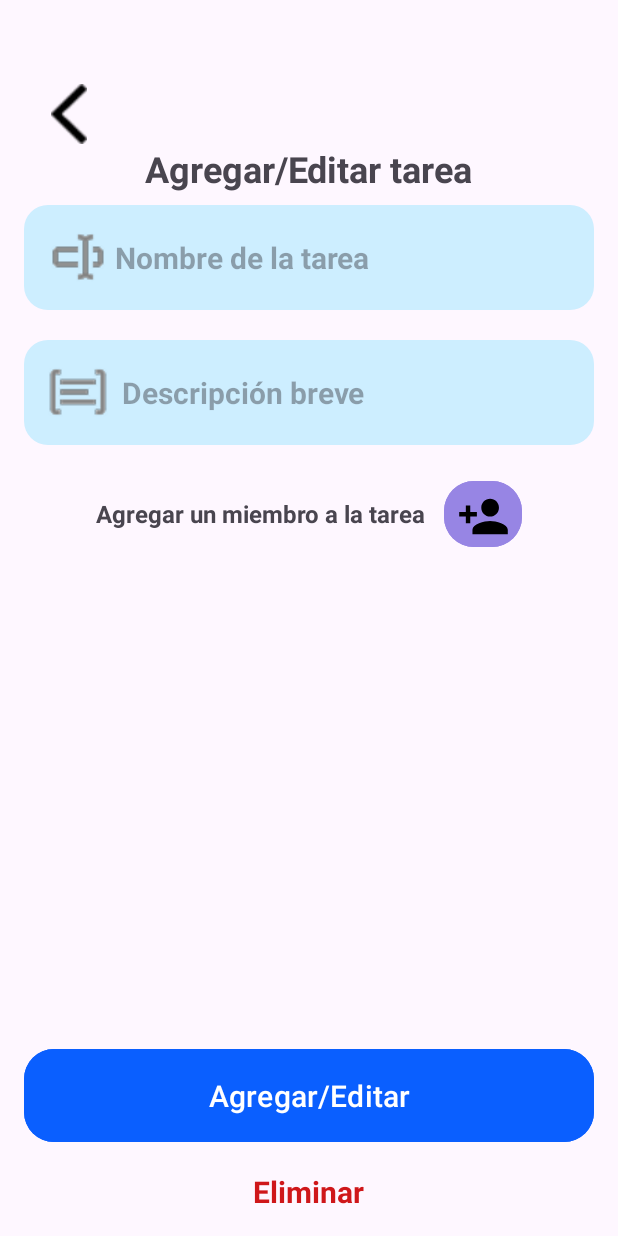
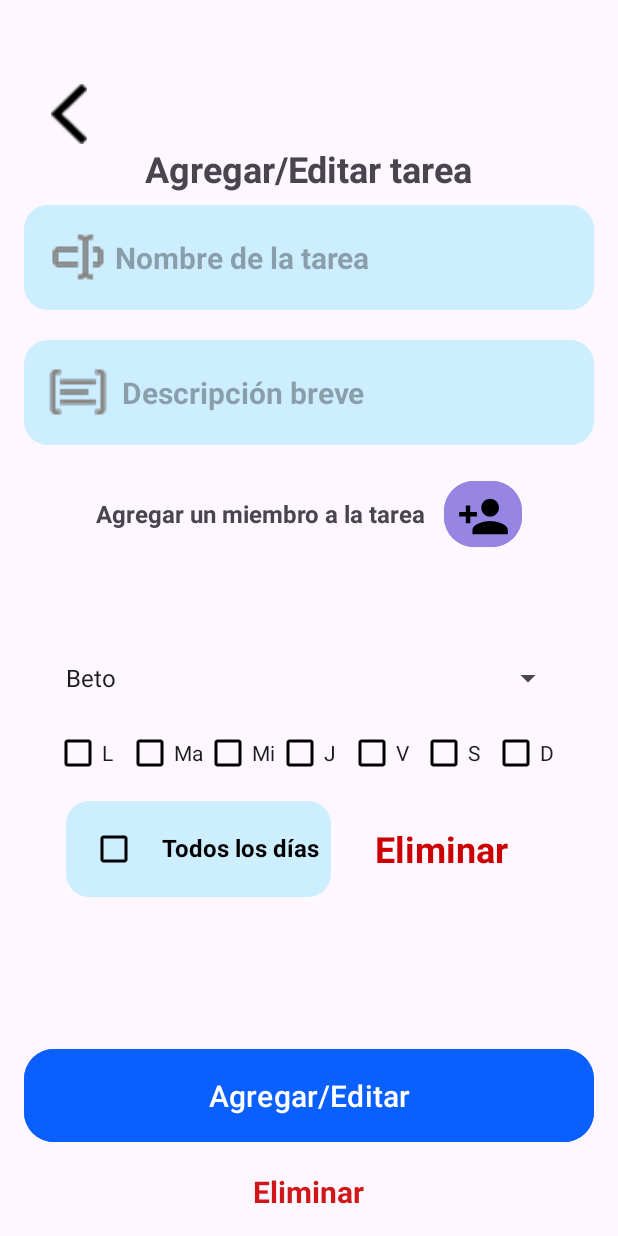
Before and after one commit to Pazoomer/ProyectoFinalAplicaciones, an Android app: the AddEdit screen opened directly, with no data from a screen before it, after a tap on an icon or button, on a phone screen of 412 x 824 dp. Run offline under Robolectric (Android 15) with nearby library versions, the phone set to English and light mode, and no system bars.

Commit message:
Se arreglo la logica de Add edit para agregar miembros a la list view

```diff
--- a/app/src/main/java/zamora/jorge/taskfam/AddEdit.kt
+++ b/app/src/main/java/zamora/jorge/taskfam/AddEdit.kt
@@ -6,7 +6,9 @@ import android.os.Bundle
 import android.view.LayoutInflater
 import android.view.View
 import android.view.ViewGroup
+import android.widget.AdapterView
 import android.widget.ArrayAdapter
+import android.widget.Spinner
 import android.widget.TextView
 import android.widget.Toast
 import androidx.appcompat.app.AppCompatActivity
@@ -22,96 +24,90 @@ class AddEdit : AppCompatActivity() {
 
     override fun onCreate(savedInstanceState: Bundle?) {
         super.onCreate(savedInstanceState)
-        setContentView(R.layout.activity_add_edit)
 
         binding = ActivityAddEditBinding.inflate(layoutInflater)
         setContentView(binding.root)
 
-        // Inicializar el Spinner con la lista de nombres
-        //TODO: Obtener lista de miembros de la base de datos
-        val spinnerAdapter = ArrayAdapter(this, android.R.layout.simple_spinner_item, listaNombres)
-        spinnerAdapter.setDropDownViewResource(android.R.layout.simple_spinner_dropdown_item)
-        binding.sSeleccionMiembro.adapter = spinnerAdapter
-
         // Configurar el ListView con el adapter
-        adapter = MiembroAdapter(this, listaMiembros)
+        adapter = MiembroAdapter(this, listaMiembros, listaNombres)
         binding.lvMiembros.adapter = adapter
 
         binding.btnAgregarHabitante.setOnClickListener {
             agregarHabitante()
         }
 
-        binding.btnAgregarEditar.setOnClickListener(){
+        binding.btnAgregarEditar.setOnClickListener {
             agregarEditar()
         }
 
-        binding.tvEliminar.setOnClickListener(){
+        binding.tvEliminar.setOnClickListener {
             val intent = Intent(this, MainActivity::class.java)
             startActivity(intent)
         }
 
-        binding.ivBackArrow.setOnClickListener(){
+        binding.ivBackArrow.setOnClickListener {
             val intent = Intent(this, MainActivity::class.java)
             startActivity(intent)
         }
     }
+
     private fun agregarHabitante() {
-        val nombreSeleccionado = binding.sSeleccionMiembro.selectedItem.toString()
-
-        if (nombreSeleccionado.isNotEmpty()) {
-            if(!listaMiembros.any { it.name == nombreSeleccionado }){
-                val nuevoMiembro = Member(nombreSeleccionado)
-                listaMiembros.add(nuevoMiembro)
-                adapter.notifyDataSetChanged() // Refrescar la lista
-            }else{
-                Toast.makeText(this, "El miembro ya se encuentra en la lista", Toast.LENGTH_SHORT).show()
-            }
-        }else{
-            Toast.makeText(this, "Por favor seleccione un miembro", Toast.LENGTH_SHORT).show()
-        }
+        // Agregar un nuevo miembro vacío a la lista
+        val nuevoMiembro = Member("Selecciona un nombre")
+        listaMiembros.add(nuevoMiembro)
+        adapter.notifyDataSetChanged() // Refrescar la lista
     }
 
-    private fun agregarEditar(){
-        //Obtener datos
-        val nombre=binding.etNombreTarea
-        val descripcion=binding.etDescripcion
+    private fun agregarEditar() {
+        val nombre = binding.etNombreTarea.text.toString()
+        val descripcion = binding.etDescripcion.text.toString()
 
-        // Validar campos vacíos
-        if ( nombre.text.isEmpty() || descripcion.text.isEmpty()) {
+        if (nombre.isEmpty() || descripcion.isEmpty()) {
             Toast.makeText(this, "Por favor ingrese todos los datos", Toast.LENGTH_SHORT).show()
             return
         }
 
-        // Validar miembros vacio
         if (listaMiembros.isEmpty()) {
-            Toast.makeText(this, "Por favor seleccione al menos un miembro", Toast.LENGTH_SHORT).show()
+            Toast.makeText(this, "Por favor agregue al menos un miembro", Toast.LENGTH_SHORT).show()
             return
         }
 
-        // TODO: Validar que todos los miembros tengan al menos un dia asignado
-//        for (miembro in listaMiembros) {
-//            if (miembro) {
-//
-//            }
-//        }
-
-        //TODO: Agregar tarea en la base de datos
+        // TODO: Agregar tarea en la base de datos
 
         val intent = Intent(this, MainActivity::class.java)
         startActivity(intent)
     }
 }
 
-class MiembroAdapter(context: Context, private val miembros: List<Member>) :
-    ArrayAdapter<Member>(context, 0, miembros) {
+class MiembroAdapter(
+    context: Context,
+    private val miembros: MutableList<Member>,
+    private val listaNombres: List<String>
+) : ArrayAdapter<Member>(context, 0, miembros) {
 
     override fun getView(position: Int, convertView: View?, parent: ViewGroup): View {
         val view = convertView ?: LayoutInflater.from(context).inflate(R.layout.item_member, parent, false)
 
         val miembro = miembros[position]
-        val tvAsignarDiasA = view.findViewById<TextView>(R.id.tvAsignarDiasA)
+        val spinner = view.findViewById<Spinner>(R.id.sSeleccionMiembro)
 
-        tvAsignarDiasA.text = "Asignar a ${miembro.name} los días:"
+        val spinnerAdapter = ArrayAdapter(context, android.R.layout.simple_spinner_item, listaNombres)
+        spinnerAdapter.setDropDownViewResource(android.R.layout.simple_spinner_dropdown_item)
+        spinner.adapter = spinnerAdapter
+
+        // Establecer el miembro seleccionado si ya tiene un nombre válido
+        val index = listaNombres.indexOf(miembro.name)
+        if (index != -1) {
+            spinner.setSelection(index)
+        }
+
+        spinner.onItemSelectedListener = object : AdapterView.OnItemSelectedListener {
+            override fun onItemSelected(parent: AdapterView<*>?, view: View?, position: Int, id: Long) {
+                miembros[position].name = listaNombres[position]
+            }
+
+            override fun onNothingSelected(parent: AdapterView<*>?) {}
+        }
 
         return view
     }
--- a/app/src/main/res/layout/activity_add_edit.xml
+++ b/app/src/main/res/layout/activity_add_edit.xml
@@ -8,7 +8,7 @@
     tools:context=".AddEdit">
 
     <ScrollView
-        android:layout_marginTop="30dp"
+        android:paddingTop="30dp"
         android:layout_width="match_parent"
         android:layout_height="0dp"
         android:layout_weight="1"
```
